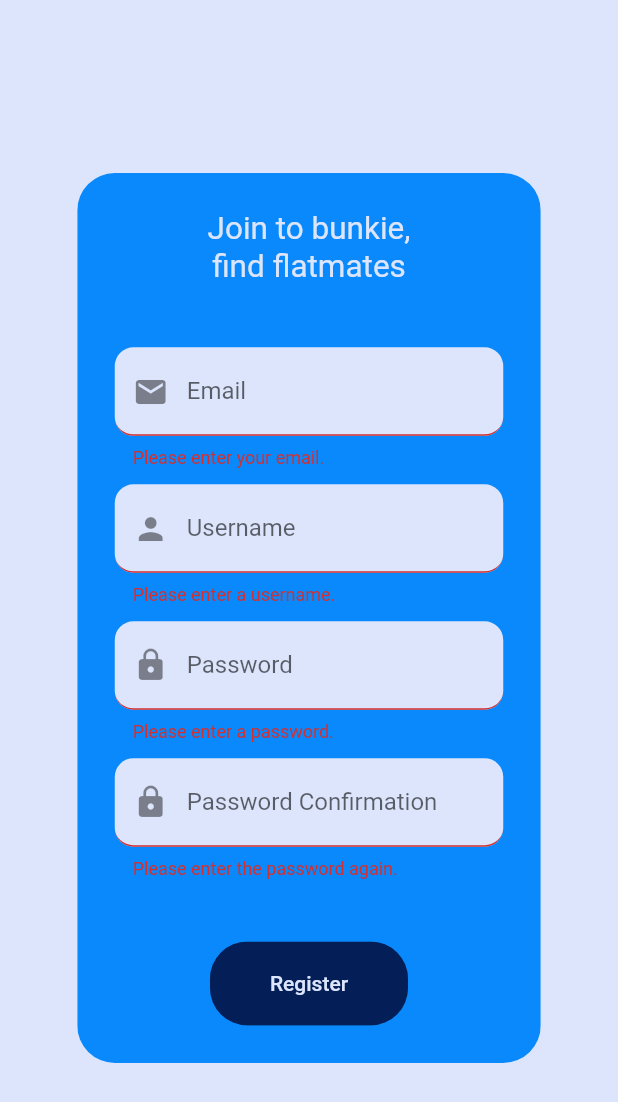
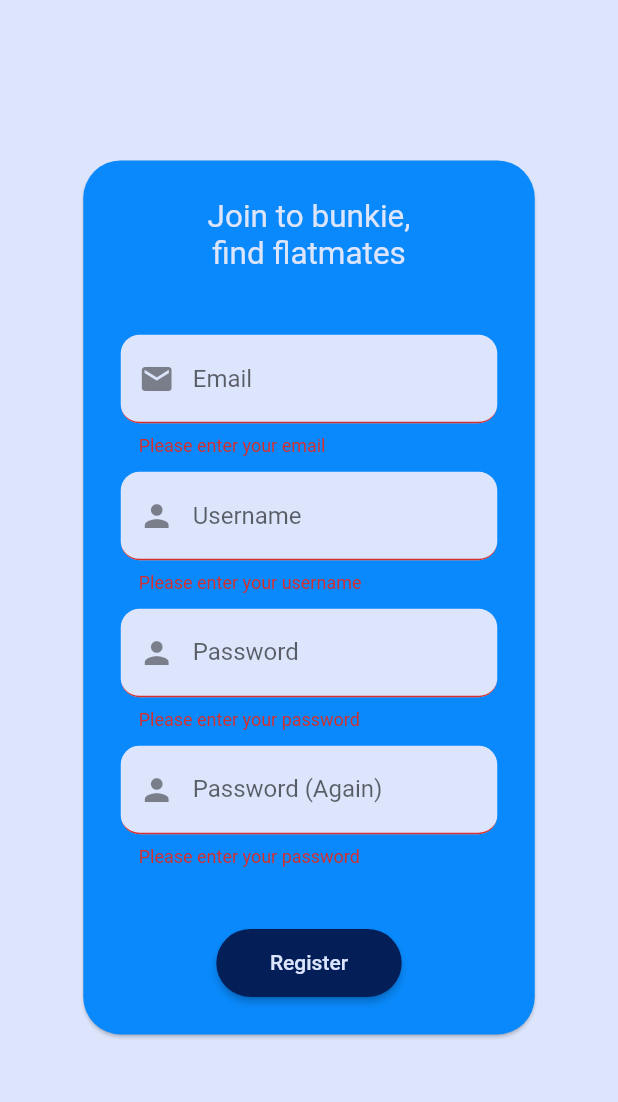
Before and after one commit to bunkieproject/bunkie_fe, a Flutter app: the RegisterPage screen opened directly, after a tap on "Register", on a phone screen of 412 x 824 dp. Shown: the top 1102 px of the screen. Run offline on Flutter 3.47's test engine with Material 2 defaults, Android fonts, the phone set to English and light mode, and no system bars.

Commit message:
BUN-67 : modularity studies

```diff
--- a/lib/page/register.dart
+++ b/lib/page/register.dart
@@ -1,4 +1,6 @@
 import 'package:app/constants.dart';
+import 'package:app/page/forgotten_password.dart';
+import 'package:app/widget/form.dart';
 import 'package:flutter/material.dart';
 
 class RegisterPage extends StatefulWidget {
@@ -9,7 +11,7 @@
 }
 
 class _RegisterPageState extends State<RegisterPage> {
-  final _registerFormKey = GlobalKey<FormState>();
+  final _loginFormKey = GlobalKey<FormState>();
 
   @override
   Widget build(BuildContext context) {
@@ -18,133 +20,110 @@
     return Scaffold(
         backgroundColor: BunkieColors.light,
         body: Center(
+            child: Wrap(
+          alignment: WrapAlignment.center,
+          // Register Page:  Register Form
+          children: [
+            SizedBox(
+                width: screenWidth * 0.75,
+                height: screenHeight * 0.75,
+                child: SingleChildScrollView(
+                  child: Card(
+                      color: BunkieColors.bright,
+                      shape: RoundedRectangleBorder(
+                          borderRadius: BorderRadius.circular(25.0)),
+                      child: Container(
+                        padding: const EdgeInsets.all(25.0),
+                        child:
+                            Column(mainAxisAlignment: MainAxisAlignment.center,
+                                // Login Form: Message | Form | Button
+                                children: [
+                              // Message
+                              BunkieFormWidgets.getFormMessage(
+                                  "Join to bunkie,\nfind flatmates",
+                                  BunkieColors.light),
+                              SizedBox(height: screenHeight * 0.05),
+                              Form(
+                                  key: _loginFormKey,
                                   child: Column(
-        mainAxisAlignment: MainAxisAlignment.center,
+                                    // Form : Email | Username | Password | Password Confirmation
                                     children: [
-          ClipRRect(
-            borderRadius: BorderRadius.circular(25.0),
-            child: Container(
-                width: screenWidth * 0.75,
-                color: BunkieColors.bright,
-                padding: const EdgeInsets.all(25),
-                child: Form(
-                    key: _registerFormKey,
-                    child: Column(
-                      mainAxisAlignment: MainAxisAlignment.center,
-                      children: [
-                        const Text("Join to bunkie,\nfind flatmates",
-                            textAlign: TextAlign.center,
-                            style: TextStyle(color: BunkieColors.light),
-                            textScaleFactor: BunkieText.large),
-                        SizedBox(
-                          height: screenHeight * 0.05,
-                        ),
-                        TextFormField(
-                            validator: (value) {
+                                      // Email
+                                      BunkieFormWidgets.getTextFormField(
+                                          false,
+                                          "Email",
+                                          Icons.email,
+                                          _emailFormValidator),
+                                      SizedBox(height: screenHeight * 0.0125),
+                                      // Username
+                                      BunkieFormWidgets.getTextFormField(
+                                          false,
+                                          "Username",
+                                          Icons.person,
+                                          _usernameFormValidator),
+                                      SizedBox(height: screenHeight * 0.0125),
+                                      // Password
+                                      BunkieFormWidgets.getTextFormField(
+                                          true,
+                                          "Password",
+                                          Icons.person,
+                                          _passwordFormValidator),
+                                      SizedBox(height: screenHeight * 0.0125),
+                                      // Password Confirmation
+                                      BunkieFormWidgets.getTextFormField(
+                                          true,
+                                          "Password (Again)",
+                                          Icons.person,
+                                          _passwordFormValidator),
+                                    ],
+                                  )),
+                              SizedBox(height: screenHeight * 0.05),
+                              // Button
+                              BunkieFormWidgets.getSubmitButton(
+                                _registerAction,
+                                screenWidth * 0.3,
+                                screenHeight * 0.055,
+                                BunkieColors.dark,
+                                "Register",
+                                BunkieColors.light,
+                              )
+                            ]),
+                      )),
+                )),
+          ],
+        )));
+  }
+
+  String? _emailFormValidator(String? value) {
     if (value!.isEmpty) {
-                                return "Please enter your email.";
+      return "Please enter your email";
+    } else if (!value.contains("@")) {
+      return "Please enter a valid email";
     } else {
       return null;
     }
-                            },
-                            decoration: const InputDecoration(
-                                filled: true,
-                                fillColor: BunkieColors.light,
-                                prefixIcon: Icon(Icons.email),
-                                labelText: "Email",
-                                border: UnderlineInputBorder(
-                                    borderRadius: BorderRadius.all(
-                                        Radius.circular(12.5))))),
-                        SizedBox(
-                          height: screenHeight * 0.0125,
-                        ),
-                        TextFormField(
-                            validator: (value) {
+  }
+
+  String? _usernameFormValidator(String? value) {
     if (value!.isEmpty) {
-                                return "Please enter a username.";
+      return "Please enter your username";
     } else {
       return null;
     }
-                            },
-                            decoration: const InputDecoration(
-                                filled: true,
-                                fillColor: BunkieColors.light,
-                                prefixIcon: Icon(Icons.person),
-                                labelText: "Username",
-                                border: UnderlineInputBorder(
-                                    borderRadius: BorderRadius.all(
-                                        Radius.circular(12.5))))),
-                        SizedBox(
-                          height: screenHeight * 0.0125,
-                        ),
-                        TextFormField(
-                            validator: (value) {
+  }
+
+  String? _passwordFormValidator(String? value) {
     if (value!.isEmpty) {
-                                return "Please enter a password.";
+      return "Please enter your password";
     } else {
       return null;
     }
-                            },
-                            obscureText: true,
-                            decoration: const InputDecoration(
-                                filled: true,
-                                fillColor: BunkieColors.light,
-                                prefixIcon: Icon(Icons.lock),
-                                labelText: "Password",
-                                border: UnderlineInputBorder(
-                                    borderRadius: BorderRadius.all(
-                                        Radius.circular(12.5))))),
-                        SizedBox(
-                          height: screenHeight * 0.0125,
-                        ),
-                        TextFormField(
-                            validator: (value) {
-                              if (value!.isEmpty) {
-                                return "Please enter the password again.";
-                              } else {
-                                return null;
   }
-                            },
-                            obscureText: true,
-                            decoration: const InputDecoration(
-                                filled: true,
-                                fillColor: BunkieColors.light,
-                                prefixIcon: Icon(Icons.lock),
-                                labelText: "Password Confirmation",
-                                border: UnderlineInputBorder(
-                                    borderRadius: BorderRadius.all(
-                                        Radius.circular(12.5))))),
-                        SizedBox(
-                          height: screenHeight * 0.05,
-                        ),
-                        ClipRRect(
-                          borderRadius: BorderRadius.circular(25.0),
-                          child: ElevatedButton(
-                              onPressed: () {
-                                if (_registerFormKey.currentState!.validate()) {
+
+  void _registerAction() {
+    if (_loginFormKey.currentState!.validate()) {
       // TO DO : if form is valid, talk to backend
       print("Talking to backend about Register");
     }
-                              },
-                              style: ButtonStyle(
-                                  padding: MaterialStateProperty.all(
-                                      const EdgeInsets.only(
-                                          top: 20,
-                                          right: 40,
-                                          bottom: 20,
-                                          left: 40)),
-                                  backgroundColor: MaterialStateProperty.all(
-                                      BunkieColors.dark)),
-                              child: const Text("Register",
-                                  textAlign: TextAlign.center,
-                                  style: TextStyle(color: BunkieColors.light),
-                                  textScaleFactor: BunkieText.medium)),
-                        )
-                      ],
-                    ))),
-          )
-        ],
-      )),
-    );
   }
 }
--- a/lib/widget/form.dart
+++ b/lib/widget/form.dart
@@ -14,7 +14,7 @@
   static TextFormField getTextFormField(bool isObscure, String? labelText,
       IconData icon, String? Function(String?)? validator) {
     return TextFormField(
-        obscureText: true,
+        obscureText: isObscure,
         decoration: InputDecoration(
             filled: true,
             fillColor: BunkieColors.light,
```
Lines whose indentation alone changed are shown as unchanged.
